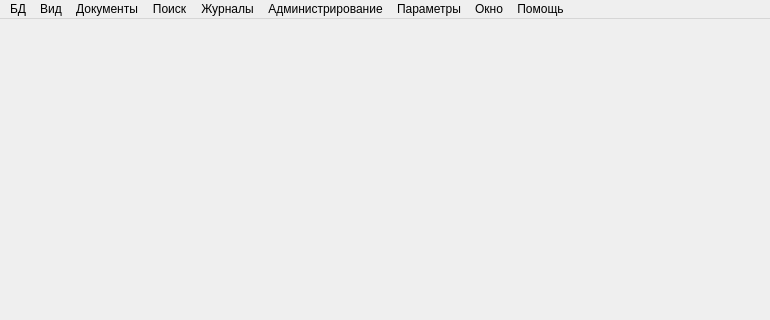
The window that ddocclient/app/operator_app/kksmainwindowdlg.ui (YuriyRusinov/reper) describes before a commit, drawn with Qt 5; both pictures show x 0 to 770 and y 0 to 320 of the 770 by 471 pixel window.
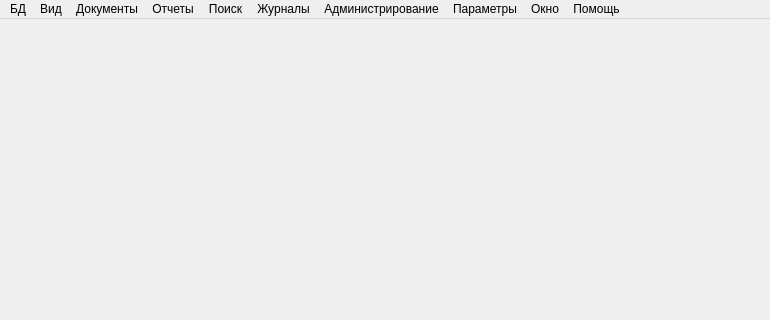
The same window after the commit. Icons and pictures are not drawn.

What changed in the file:
```diff
--- a/ddocclient/app/operator_app/kksmainwindowdlg.ui
+++ b/ddocclient/app/operator_app/kksmainwindowdlg.ui
@@ -117,9 +117,15 @@
     <addaction name="actLCOpen"/>
     <addaction name="separator"/>
    </widget>
+   <widget class="QMenu" name="menuReports">
+    <property name="title">
+     <string>Отчеты</string>
+    </property>
+   </widget>
    <addaction name="menuFile"/>
    <addaction name="menuView"/>
    <addaction name="menuDocs"/>
+   <addaction name="menuReports"/>
    <addaction name="menuSearch"/>
    <addaction name="menuJournals"/>
    <addaction name="menuAdmin"/>
```
